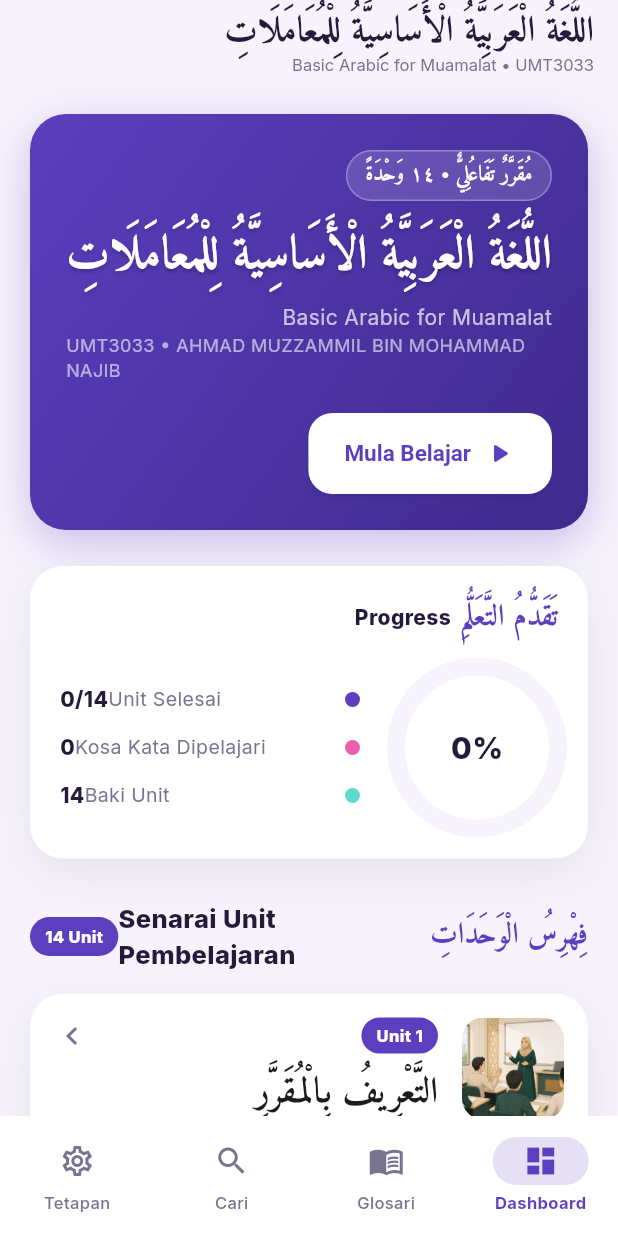
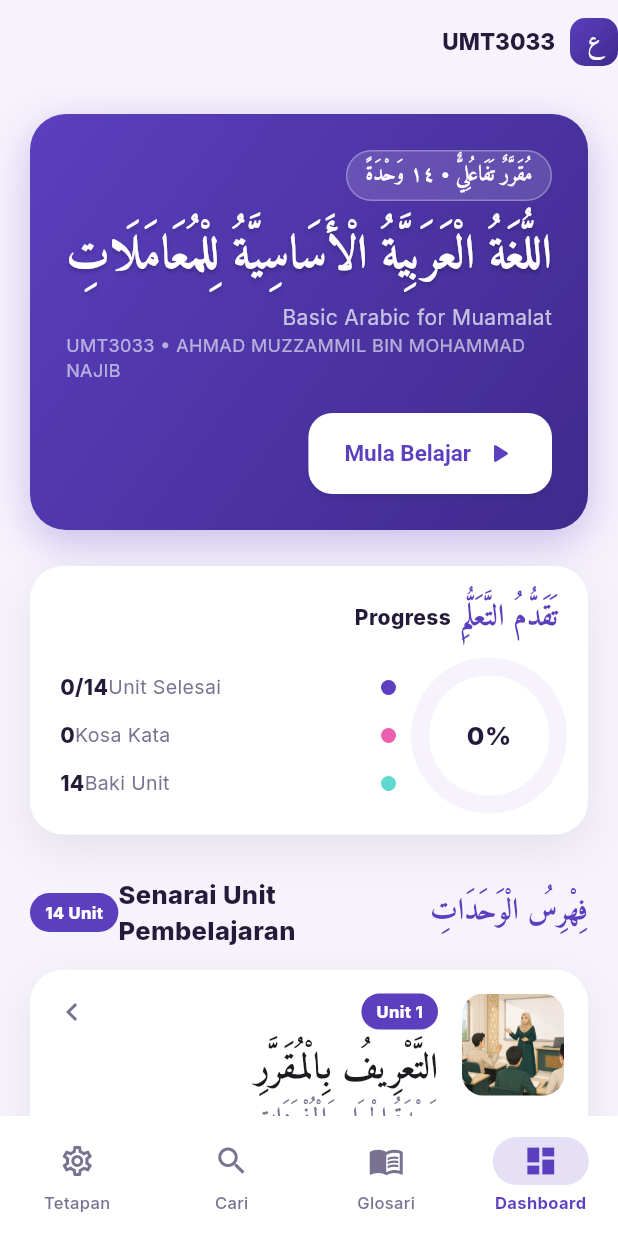
Before and after one commit to muzzammilKIAS/umt3033_flutter, a Flutter app: the screen it shows after launch, on a phone screen of 412 x 824 dp. Run offline on Flutter 3.47's test engine with Material 3 defaults, Android fonts, the phone set to English and light mode, and no system bars; our stand-ins replace flutter_tts, just_audio, shared_preferences.

Commit message:
Declutter dashboard for mobile: remove duplicate hero title, tighten progress card
The AppBar repeated the same large Arabic course title shown right below
in the hero card, which on phone widths reads as two stacked headlines.
Replace it with a compact brand mark (matches the sidebar's), and shrink
the progress donut/legend so the label text doesn't wrap and misalign on
narrow screens.

Co-Authored-By: Claude Sonnet 5 <noreply@anthropic.com>

```diff
--- a/lib/screens/dashboard_screen.dart
+++ b/lib/screens/dashboard_screen.dart
@@ -22,28 +22,42 @@ class DashboardScreen extends StatelessWidget {
 
     return Scaffold(
       appBar: AppBar(
-        title: Column(
-          crossAxisAlignment: CrossAxisAlignment.start,
+        titleSpacing: 0,
+        title: Row(
           children: [
-            FittedBox(
-              fit: BoxFit.scaleDown,
-              alignment: AlignmentDirectional.centerStart,
-              child: Text(
-                'اللُّغَةُ الْعَرَبِيَّةُ الْأَسَاسِيَّةُ لِلْمُعَامَلَاتِ',
-                textDirection: TextDirection.rtl,
-                maxLines: 1,
-                softWrap: false,
-                style: TextStyle(
-                  fontFamily: 'Amiri',
-                  fontSize: 24,
-                  fontWeight: FontWeight.bold,
+            Container(
+              width: 32,
+              height: 32,
+              decoration: BoxDecoration(
+                gradient: LinearGradient(
+                  begin: Alignment.topLeft,
+                  end: Alignment.bottomRight,
+                  colors: [tokens.heroGradientStart, tokens.heroGradientEnd],
+                ),
+                borderRadius: BorderRadius.circular(10),
+              ),
+              child: const Center(
+                child: Text(
+                  'ع',
+                  textDirection: TextDirection.rtl,
+                  style: TextStyle(
+                    fontFamily: 'Amiri',
+                    color: Colors.white,
+                    fontSize: 16,
+                    fontWeight: FontWeight.bold,
+                  ),
                 ),
               ),
             ),
+            const SizedBox(width: 10),
             Text(
-              'Basic Arabic for Muamalat • UMT3033',
+              'UMT3033',
               textDirection: TextDirection.ltr,
-              style: TextStyle(fontSize: 11, color: tokens.textSecondary),
+              style: TextStyle(
+                fontWeight: FontWeight.w800,
+                fontSize: 15,
+                color: tokens.textPrimary,
+              ),
             ),
           ],
         ),
@@ -193,8 +207,8 @@ class DashboardScreen extends StatelessWidget {
             crossAxisAlignment: CrossAxisAlignment.center,
             children: [
               SizedBox(
-                width: 108,
-                height: 108,
+                width: 92,
+                height: 92,
                 child: TweenAnimationBuilder<double>(
                   duration: const Duration(milliseconds: 800),
                   curve: Curves.easeOutCubic,
@@ -223,7 +237,7 @@ class DashboardScreen extends StatelessWidget {
                           '${(value * 100).round()}%',
                           textDirection: TextDirection.ltr,
                           style: TextStyle(
-                            fontSize: 20,
+                            fontSize: 17,
                             fontWeight: FontWeight.w800,
                             color: tokens.textPrimary,
                           ),
@@ -233,7 +247,7 @@ class DashboardScreen extends StatelessWidget {
                   },
                 ),
               ),
-              const SizedBox(width: 24),
+              const SizedBox(width: 16),
               Expanded(
                 child: Column(
                   crossAxisAlignment: CrossAxisAlignment.start,
@@ -248,7 +262,7 @@ class DashboardScreen extends StatelessWidget {
                     _legendRow(
                       context,
                       color: scheme.secondary,
-                      label: 'Kosa Kata Dipelajari',
+                      label: 'Kosa Kata',
                       value: '${storage.vocabLearned.length}',
                     ),
                     const SizedBox(height: 12),
@@ -287,6 +301,8 @@ class DashboardScreen extends StatelessWidget {
           child: Text(
             label,
             textDirection: TextDirection.ltr,
+            maxLines: 1,
+            overflow: TextOverflow.ellipsis,
             style: TextStyle(fontSize: 13, color: tokens.textSecondary),
           ),
         ),
```
